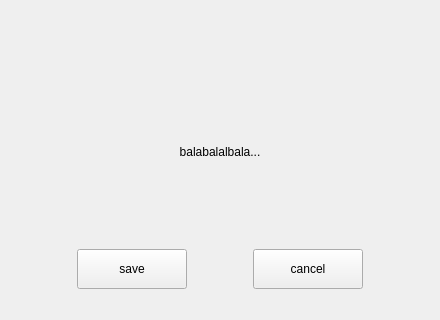
openeuler-mirror/kiran-control-panel, file plugins/account/src/pages/biometric-enroll-dialog/fingerprint-enroll-dialog/fingerprint-enroll-dialog.ui: the form before one commit; both pictures show x 0 to 440 and y 230 to 550 of the 440 by 550 pixel window.
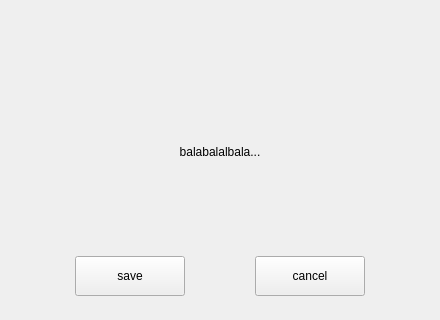
The form after the commit. Custom widgets are drawn as their Qt base class.

Commit message:
feat(kiranui-2.4): Fixed display of classification sidebar, adjust the main window interface style to color block
- 分类侧边栏固定显示，调整主窗口界面风格为色块

Patch:
```diff
--- a/plugins/account/src/pages/biometric-enroll-dialog/fingerprint-enroll-dialog/fingerprint-enroll-dialog.ui
+++ b/plugins/account/src/pages/biometric-enroll-dialog/fingerprint-enroll-dialog/fingerprint-enroll-dialog.ui
@@ -14,6 +14,39 @@
    <string>FingerprintEnrollDialog</string>
   </property>
   <layout class="QVBoxLayout" name="verticalLayout">
+   <property name="spacing">
+    <number>0</number>
+   </property>
+   <property name="leftMargin">
+    <number>4</number>
+   </property>
+   <property name="topMargin">
+    <number>4</number>
+   </property>
+   <property name="rightMargin">
+    <number>4</number>
+   </property>
+   <property name="bottomMargin">
+    <number>4</number>
+   </property>
+   <item>
+    <widget class="KiranColorBlock" name="widget" native="true">
+     <layout class="QVBoxLayout" name="verticalLayout_2">
+      <property name="spacing">
+       <number>0</number>
+      </property>
+      <property name="leftMargin">
+       <number>0</number>
+      </property>
+      <property name="topMargin">
+       <number>0</number>
+      </property>
+      <property name="rightMargin">
+       <number>0</number>
+      </property>
+      <property name="bottomMargin">
+       <number>0</number>
+      </property>
    <item>
     <spacer name="verticalSpacer">
      <property name="orientation">
@@ -202,6 +235,9 @@
    </item>
   </layout>
  </widget>
+   </item>
+  </layout>
+ </widget>
  <customwidgets>
   <customwidget>
    <class>EnrollProgressBar</class>
@@ -209,6 +245,12 @@
    <header location="global">enroll-progressbar.h</header>
    <container>1</container>
   </customwidget>
+  <customwidget>
+   <class>KiranColorBlock</class>
+   <extends>QWidget</extends>
+   <header location="global">kiran-color-block.h</header>
+   <container>1</container>
+  </customwidget>
  </customwidgets>
  <resources/>
  <connections/>
```
Lines whose indentation alone changed are shown as unchanged. The commit also changes 48 other files.
